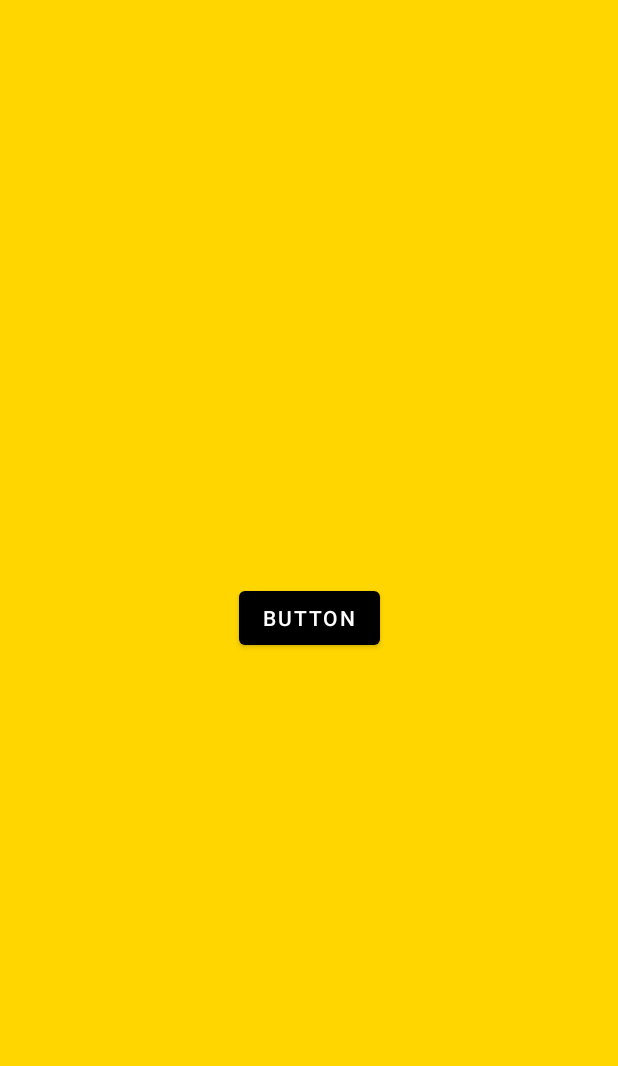
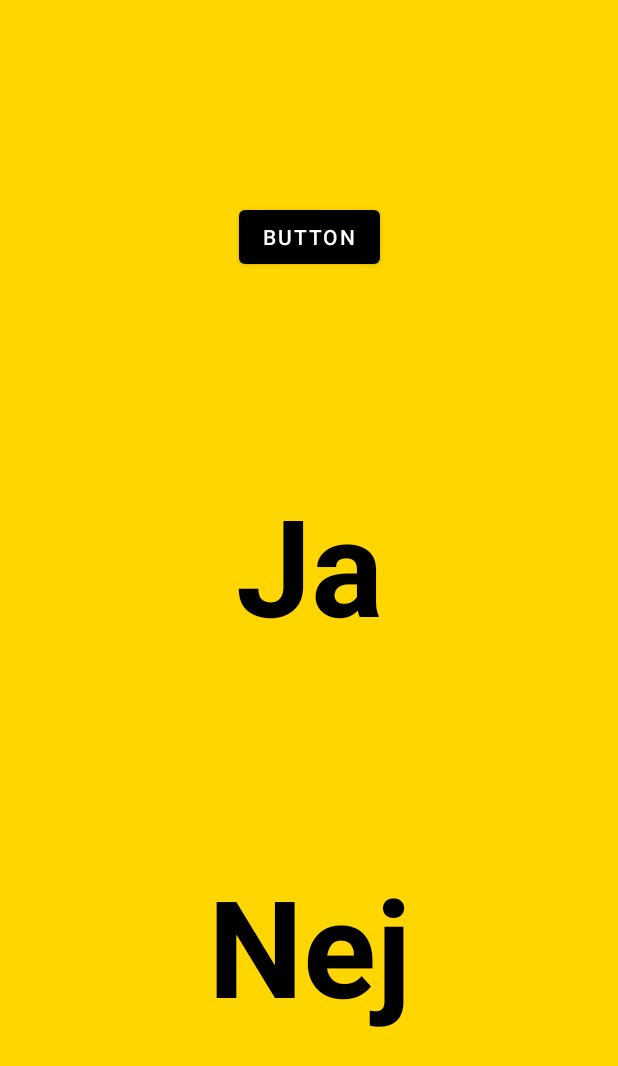
Before and after one commit to oskla/SlutaSnusa2, an Android app: the screen it shows after launch (MainActivity), after a tap on "BUTTON", on a phone screen of 412 x 824 dp. Shown: the top 1066 px of the screen. Run offline under Robolectric (Android 15) with nearby library versions, the phone set to English and light mode, and no system bars.

Commit message:
DateFragment - Yes/NoBtn
Co-Authored-By: Johan Näsvall <89924287+nasvalljohan@users.noreply.github.com>

```diff
--- a/app/src/main/java/com/antisnusbolaget/slutasnusa2/CostFragment.kt
+++ b/app/src/main/java/com/antisnusbolaget/slutasnusa2/CostFragment.kt
@@ -52,21 +52,6 @@ class CostFragment : Fragment() {
 
         binding?.apply {
 
-          /*  sliderCost.addOnSliderTouchListener(object : Slider.OnSliderTouchListener {
-                override fun onStartTrackingTouch(slider: Slider) {
-                    println("Start")
-                }
-
-                override fun onStopTrackingTouch(slider: Slider) {
-                    println("stop")
-
-
-
-                }
-
-            }) */
-
-
             sliderCost.addOnChangeListener { slider, value, fromUser ->
                 sliderCost.setLabelFormatter {
                 val format = NumberFormat.getCurrencyInstance()
--- a/app/src/main/java/com/antisnusbolaget/slutasnusa2/DateFragment.kt
+++ b/app/src/main/java/com/antisnusbolaget/slutasnusa2/DateFragment.kt
@@ -51,10 +51,9 @@ class DateFragment : Fragment() {
 
         binding?.apply {
 
-            btnTest.setOnClickListener {
+            twNo.setOnClickListener {
                 val manager = childFragmentManager
                 sharedViewModel.calenderSelection(manager)
-
                 sharedViewModel.datePicker.addOnPositiveButtonClickListener {
 
                     // Prevents multiple navController calls
@@ -63,6 +62,12 @@ class DateFragment : Fragment() {
                     }
                 }
                 }
+            twYes.setOnClickListener {
+
+                lifecycleScope.launchWhenResumed {
+                    findNavController().safelyNavigate(R.id.action_dateFragment_to_homeFragment)
+                }
+            }
 
             }
         }
--- a/app/src/main/java/com/antisnusbolaget/slutasnusa2/model/UserViewModel.kt
+++ b/app/src/main/java/com/antisnusbolaget/slutasnusa2/model/UserViewModel.kt
@@ -30,10 +30,10 @@ class UserViewModel : ViewModel() {
     private val _costPerUnit = MutableLiveData<Int>(0)
     var costPerUnit: LiveData<Int> = _costPerUnit
 
-    private val _daysWithout = MutableLiveData<Int>(10)
+    private val _daysWithout = MutableLiveData<Int>(0)
     val daysWithout: LiveData<Int> = _daysWithout
 
-    private val _totalMoneySaved = MutableLiveData<Int>(10)
+    private val _totalMoneySaved = MutableLiveData<Int>(0)
     val totalMoneySaved: LiveData<Int> = _totalMoneySaved
 
 
@@ -63,6 +63,8 @@ class UserViewModel : ViewModel() {
         }
     }
 
+
+
     fun dateSinceQuit(){
         val currentDate = dateFormatter.format(Date())
         val date1: Date = dateFormatter.parse(currentDate) as Date
@@ -74,6 +76,7 @@ class UserViewModel : ViewModel() {
 
             moneySaved()
         }
+
     fun moneySaved() {
 
         // Local variables
@@ -96,4 +99,6 @@ fun moneySaved() {
 
 
 
+
+
     }
--- a/app/src/main/res/layout/fragment_date.xml
+++ b/app/src/main/res/layout/fragment_date.xml
@@ -2,11 +2,11 @@
 <androidx.constraintlayout.widget.ConstraintLayout xmlns:android="http://schemas.android.com/apk/res/android"
     xmlns:app="http://schemas.android.com/apk/res-auto"
     xmlns:tools="http://schemas.android.com/tools"
+    android:id="@+id/tw_no"
     android:layout_width="match_parent"
     android:layout_height="match_parent"
-    tools:context=".DateFragment"
     android:background="@color/yellow"
-    >
+    tools:context=".DateFragment">
 
     <!-- TODO: Update blank fragment layout -->
 
@@ -16,10 +16,38 @@
         android:layout_height="wrap_content"
 
         android:text="Button"
-        app:layout_constraintBottom_toBottomOf="parent"
+        app:layout_constraintBottom_toTopOf="@+id/tw_yes"
         app:layout_constraintEnd_toEndOf="parent"
         app:layout_constraintHorizontal_bias="0.5"
         app:layout_constraintStart_toStartOf="parent"
         app:layout_constraintTop_toTopOf="parent" />
 
+    <TextView
+        android:id="@+id/textView"
+        android:layout_width="wrap_content"
+        android:layout_height="wrap_content"
+        android:text="Nej"
+        android:textColor="@color/black"
+        android:textSize="90sp"
+        android:textStyle="bold"
+        app:layout_constraintBottom_toBottomOf="parent"
+        app:layout_constraintEnd_toEndOf="parent"
+        app:layout_constraintHorizontal_bias="0.5"
+        app:layout_constraintStart_toStartOf="parent"
+        app:layout_constraintTop_toBottomOf="@+id/tw_yes" />
+
+    <TextView
+        android:id="@+id/tw_yes"
+        android:layout_width="wrap_content"
+        android:layout_height="wrap_content"
+        android:text="Ja"
+        android:textColor="@color/black"
+        android:textSize="90sp"
+        android:textStyle="bold"
+        app:layout_constraintBottom_toTopOf="@+id/textView"
+        app:layout_constraintEnd_toEndOf="parent"
+        app:layout_constraintHorizontal_bias="0.5"
+        app:layout_constraintStart_toStartOf="parent"
+        app:layout_constraintTop_toBottomOf="@+id/btn_test" />
+
 </androidx.constraintlayout.widget.ConstraintLayout>
```
Lines whose indentation alone changed are shown as unchanged.
